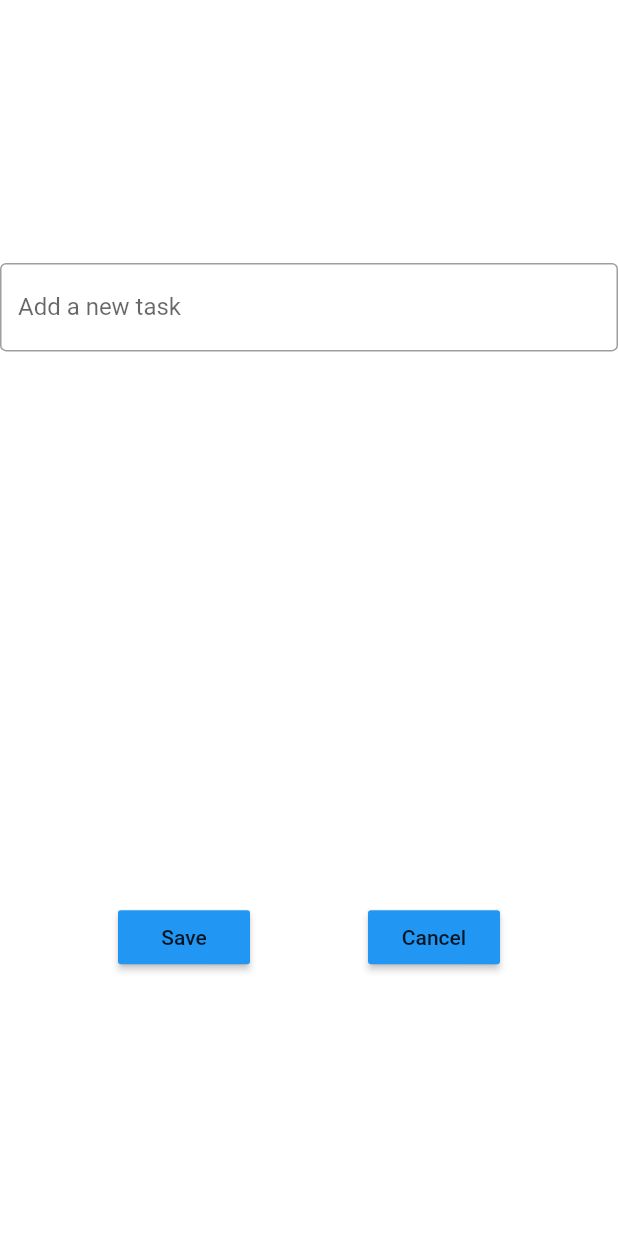
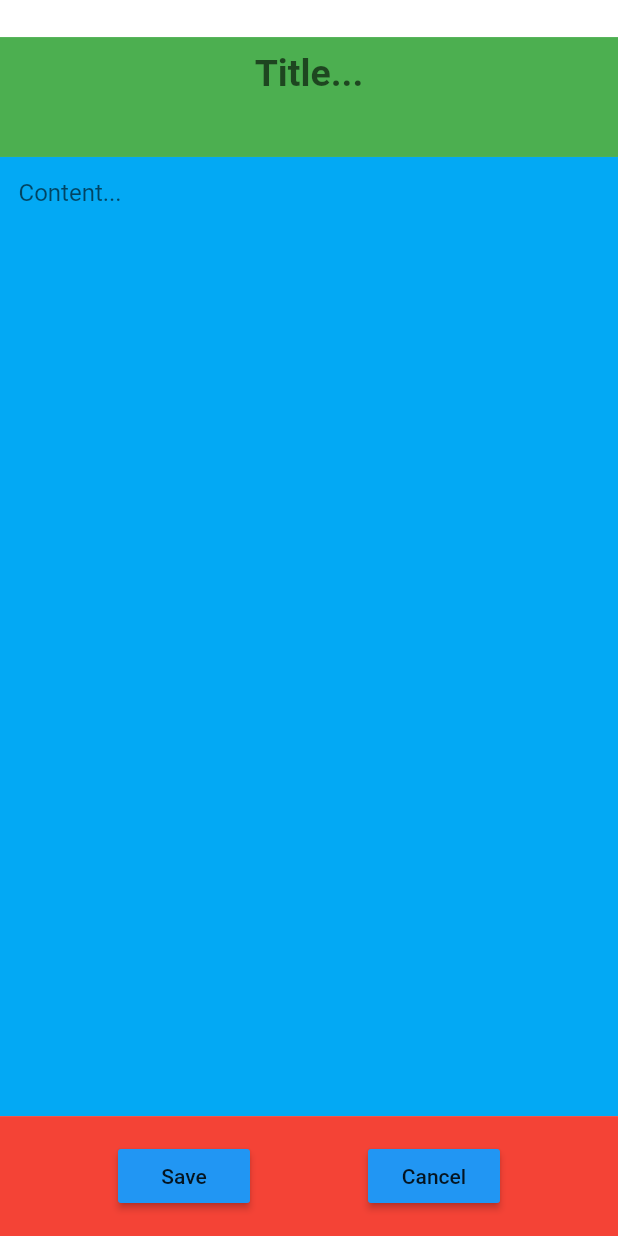
Before and after one commit to tinltgifhub/Notes_app_flutter, a Flutter app: the screen it shows after launch, after a tap on the "add" icon, on a phone screen of 412 x 824 dp. Run offline on Flutter 3.47's test engine with Material 2 defaults, Android fonts, the phone set to English and light mode, and no system bars; our stand-ins replace flutter_slidable, hive_flutter; accounts and stored records are empty.

Commit message:
create new note UI

```diff
--- a/lib/pages/home_page.dart
+++ b/lib/pages/home_page.dart
@@ -1,7 +1,7 @@
 import 'package:flutter/material.dart';
 import 'package:hive_flutter/hive_flutter.dart';
 import 'package:learn_flutter/data/database.dart';
-import 'package:learn_flutter/util/newtask.dart';
+import 'package:learn_flutter/util/newNote.dart';
 import 'package:learn_flutter/util/todo_tile.dart';
 import 'package:flutter/services.dart';
 
@@ -64,7 +64,7 @@ class _HomePageState extends State<HomePage> {
       context,
       MaterialPageRoute(
         builder: (context){
-        return newTask(
+        return newNote(
           controller: _controller ,
           onSave: saveNewTask,
           onCancel: handleOnCancel,
--- /dev/null
+++ b/lib/util/newNote.dart
@@ -0,0 +1,109 @@
+import 'package:flutter/material.dart';
+import 'package:learn_flutter/util/my_button.dart';
+import 'package:flutter/services.dart';
+
+
+class newNote extends StatelessWidget {
+  final controller;
+  VoidCallback onSave;
+  VoidCallback onCancel;
+
+  newNote({
+    super.key,
+    required this.controller,
+    required this.onSave,
+    required this.onCancel,
+    });
+
+  @override
+  Widget build(BuildContext context) {
+    double screenWidth = MediaQuery.of(context).size.width;
+    double screenHeight = MediaQuery.of(context).size.height;
+
+    return Scaffold(
+      // appBar: AppBar(
+      //   backgroundColor: Colors.blue,
+      //   centerTitle: true,
+      //   title: Text("New Task"),
+      //   elevation: 0.0,
+      // ),
+      backgroundColor: Colors.white,
+      body:GestureDetector(
+      behavior: HitTestBehavior.translucent,
+      onTap:() {
+        FocusScope.of(context).unfocus();
+      },
+      child:
+        Container(
+          padding: EdgeInsets.only(top:screenHeight*0.03),
+        // color: Colors.red,
+          child: Column(
+            mainAxisAlignment: MainAxisAlignment.spaceEvenly,
+            children: [
+              Expanded(
+                flex: 1,
+                child: Container(
+                  color: Colors.green,
+                  child: Flexible(
+                    child: TextField(
+                      textAlign: TextAlign.center,
+                      style: TextStyle(
+                        fontSize: 25,
+                        fontWeight: FontWeight.w700,
+                      ),
+                      keyboardType: TextInputType.multiline,
+                      maxLines: null,
+                      decoration: InputDecoration(
+                        contentPadding: EdgeInsets.symmetric(horizontal: screenWidth*0.03),
+                        border: InputBorder.none,
+                        hintText: "Title...",
+                      ),
+                    ),
+                  ),
+                ),
+              ),
+
+              Expanded(
+                flex: 8,
+                child:Container(
+                  color: Colors.lightBlue,
+                  child:Flexible(
+                    child: TextField(
+                      controller: controller,
+                      keyboardType: TextInputType.multiline,
+                      maxLines: null,
+                      decoration: InputDecoration(
+                        contentPadding: EdgeInsets.symmetric(horizontal: screenWidth*0.03),
+                        border: InputBorder.none,
+                        hintText: "Content...",
+                      ),
+                    ),
+                  ),
+                ),
+              ),
+
+
+              Expanded(
+                flex: 1,
+                child: Container(
+                  color: Colors.red,
+                  child: Row(
+                    mainAxisAlignment: MainAxisAlignment.spaceEvenly,
+                    children: [
+                      MyButton(
+                        text: "Save",
+                        onPressed: onSave),
+                      MyButton(
+                        text: "Cancel",
+                        onPressed: onCancel),
+                    ],
+                  ),
+                ),
+              ),
+            ]
+          ),
+        ),
+      ),
+    );
+  }
+}
--- a/lib/util/newtask.dart
+++ /dev/null
@@ -1,65 +0,0 @@
-import 'package:flutter/material.dart';
-import 'package:learn_flutter/util/my_button.dart';
-import 'package:flutter/services.dart';
-
-
-class newTask extends StatelessWidget {
-  final controller;
-  VoidCallback onSave;
-  VoidCallback onCancel;
-
-  newTask({
-    super.key,
-    required this.controller,
-    required this.onSave,
-    required this.onCancel,
-    });
-
-  @override
-  Widget build(BuildContext context) {
-    return Scaffold(
-      // appBar: AppBar(
-      //   backgroundColor: Colors.blue,
-      //   centerTitle: true,
-      //   title: Text("New Task"),
-      //   elevation: 0.0,
-      // ),
-      backgroundColor: Colors.white,
-      body:GestureDetector(
-      behavior: HitTestBehavior.translucent,
-      onTap:() {
-        FocusScope.of(context).unfocus();
-      },
-      child: Container(
-        // color: Colors.red,
-        child: Column(
-          mainAxisAlignment: MainAxisAlignment.spaceEvenly,
-          children: [
-          Flexible(
-          child: TextField(
-            controller: controller,
-            keyboardType: TextInputType.multiline,
-            maxLines: null,
-            decoration: InputDecoration(
-              border: OutlineInputBorder(),
-              hintText: "Add a new task",
-            ),
-          ),),
-          SizedBox(height: 16.0,),
-          Row(
-            mainAxisAlignment: MainAxisAlignment.spaceEvenly,
-            children: [
-              MyButton(
-                text: "Save",
-                onPressed: onSave),
-              MyButton(
-                text: "Cancel",
-                onPressed: onCancel),
-            ],
-          ),
-        ]),
-        ),
-        ),
-    );
-  }
-}
--- a/lib/util/todo_tile.dart
+++ b/lib/util/todo_tile.dart
@@ -35,11 +35,11 @@ class ToDoTile extends StatelessWidget {
         padding: EdgeInsets.all(10),
         child:Row(
           children:[
-            Checkbox(
-              value: taskCompleted,
-              onChanged: onChanged,
-              activeColor: Colors.black38,
-              ),
+            // Checkbox(
+            //   value: taskCompleted,
+            //   onChanged: onChanged,
+            //   activeColor: Colors.black38,
+            //   ),
             Text(
               taskName,
               style: TextStyle(
```
